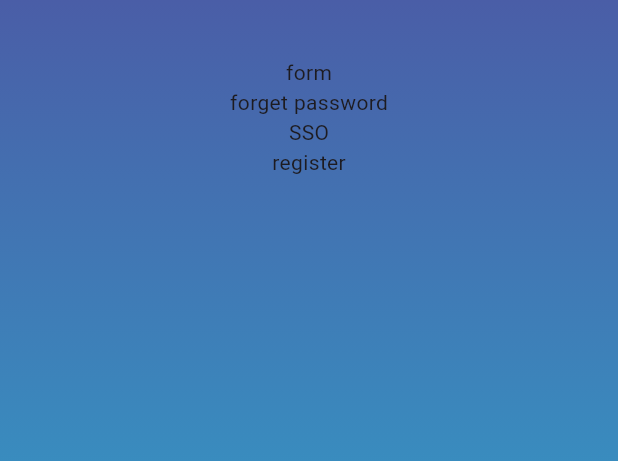
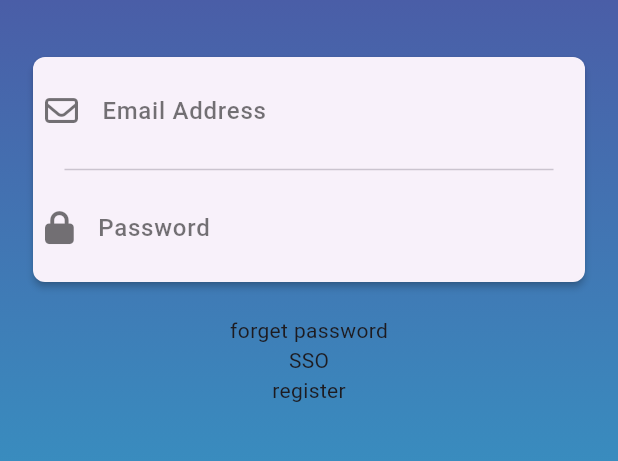
Before and after one commit to DevAiKaiSys/CMDev_Flutter, a Flutter app: the screen it shows after launch, on a phone screen of 412 x 824 dp, the part 195-656 px from its top. Run offline on Flutter 3.47's test engine with Material 3 defaults, Android fonts, the phone set to English and light mode, and no system bars; our stand-ins replace font_awesome_flutter.

Commit message:
init forminput & shadow & shape radius

```diff
--- a/Workshops/mystock_carch/lib/presentation/pages/login/login_page.dart
+++ b/Workshops/mystock_carch/lib/presentation/pages/login/login_page.dart
@@ -2,6 +2,7 @@ import 'package:flutter/material.dart';
 import 'package:mystock_carch/configs/theme.dart' as customTheme;
 
 import 'widgets/header.dart';
+import 'widgets/login_form.dart';
 
 class LoginPage extends StatelessWidget {
   const LoginPage({super.key});
@@ -31,7 +32,8 @@ class LoginPage extends StatelessWidget {
             children: [
               // Text('header'),
               Header(),
-              Text('form'),
+              // Text('form'),
+              LoginForm(),
               Text('forget password'),
               Text('SSO'),
               Text('register'),
--- /dev/null
+++ b/Workshops/mystock_carch/lib/presentation/pages/login/widgets/login_form.dart
@@ -0,0 +1,77 @@
+import 'package:flutter/material.dart';
+import 'package:font_awesome_flutter/font_awesome_flutter.dart';
+
+class LoginForm extends StatelessWidget {
+  const LoginForm({super.key});
+
+  @override
+  Widget build(BuildContext context) {
+    return Card(
+      margin: const EdgeInsets.only(bottom: 22, left: 22, right: 22),
+      elevation: 2.0,
+      shape: RoundedRectangleBorder(
+        borderRadius: BorderRadius.circular(8.0),
+      ),
+      child: const Padding(
+        padding: EdgeInsets.all(8.0),
+        child: FormInput(),
+      ),
+    );
+  }
+}
+
+class FormInput extends StatelessWidget {
+  final _color = Colors.black54;
+  const FormInput({
+    super.key,
+  });
+
+  @override
+  Widget build(BuildContext context) {
+    return Column(
+      children: [
+        _buildUsername(),
+        const Divider(
+          height: 22,
+          thickness: 1,
+          indent: 13,
+          endIndent: 13,
+        ),
+        _buildPassword(),
+      ],
+    );
+  }
+
+  TextStyle _textStyle() => TextStyle(
+        fontWeight: FontWeight.w500,
+        color: _color,
+      );
+
+  TextField _buildPassword() => TextField(
+        decoration: InputDecoration(
+          border: InputBorder.none,
+          labelText: 'Password',
+          labelStyle: _textStyle(),
+          icon: FaIcon(
+            FontAwesomeIcons.lock,
+            size: 22.0,
+            color: _color,
+          ),
+        ),
+        obscureText: true,
+      );
+
+  TextField _buildUsername() => TextField(
+        decoration: InputDecoration(
+          border: InputBorder.none,
+          labelText: 'Email Address',
+          labelStyle: _textStyle(),
+          hintText: 'aikaisys@dev.com',
+          icon: FaIcon(
+            FontAwesomeIcons.envelope,
+            size: 22.0,
+            color: _color,
+          ),
+        ),
+      );
+}
--- a/Workshops/mystock_carch/pubspec.yaml
+++ b/Workshops/mystock_carch/pubspec.yaml
@@ -35,6 +35,7 @@ dependencies:
   # The following adds the Cupertino Icons font to your application.
   # Use with the CupertinoIcons class for iOS style icons.
   cupertino_icons: ^1.0.6
+  font_awesome_flutter: ^10.7.0
 
 dev_dependencies:
   flutter_test:
```
Also changed, not shown: Workshops/mystock_carch/pubspec.lock, 1 other file.
